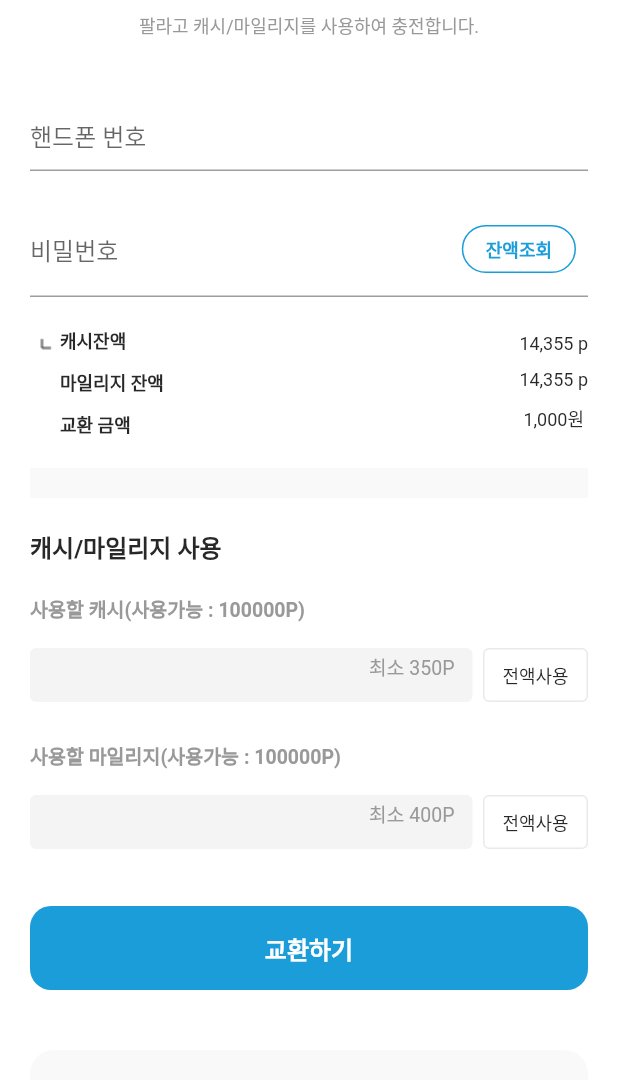
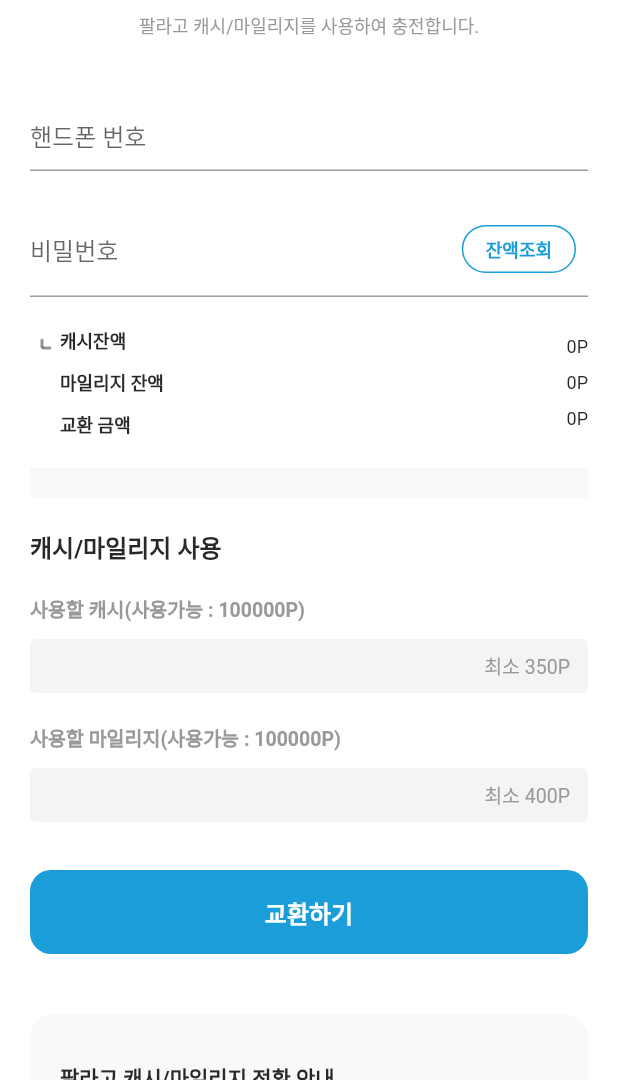
Before and after one commit to dodamtanguri/palrago_ui, a Flutter app: the screen it shows after launch, on a phone screen of 412 x 824 dp, the part 156-1236 px from its top. Run offline on Flutter 3.47's test engine with Material 2 defaults, Android fonts, the phone set to English and light mode, and no system bars; our stand-ins replace flutter_hooks.

Commit message:
마일리지/캐시/교환금액 기능 추가

```diff
--- a/lib/feature/py1002/py_1002_screen.dart
+++ b/lib/feature/py1002/py_1002_screen.dart
@@ -1,3 +1,6 @@
+import 'dart:ffi';
+import 'dart:ui' as ui;
+
 import 'package:flutter/material.dart';
 import 'package:flutter_hooks/flutter_hooks.dart';
 import 'package:palrago_ui/ui/styles/colors.dart';
@@ -5,16 +8,22 @@ import 'package:palrago_ui/ui/styles/margins.dart';
 import 'package:palrago_ui/ui/styles/sizes.dart';
 import 'package:palrago_ui/ui/styles/styles.dart';
 
-class Py1002Screen extends StatefulWidget {
-  const Py1002Screen({super.key});
+class Parameter {
+  final int cash;
+  final int milage;
+  final int exchange;
+
+  Parameter({required this.cash, required this.milage, required this.exchange});
+}
+
+class Py1002ScreenWidget extends HookWidget {
+  const Py1002ScreenWidget({super.key});
 
   @override
-  State<Py1002Screen> createState() => _Py1002ScreenState();
-}
+  Widget build(BuildContext context) {
+    final milageCash =
+        useState<Parameter>(Parameter(cash: 0, milage: 0, exchange: 0));
 
-class _Py1002ScreenState extends State<Py1002Screen> {
-  @override
-  Widget build(BuildContext context) {
     return Scaffold(
       body: Padding(
         padding: const EdgeInsets.symmetric(horizontal: 20.0),
@@ -50,12 +59,13 @@ class _Py1002ScreenState extends State<Py1002Screen> {
                 PlgMargins.v40,
                 CheckBalancePointWidget(
                   buttonText: '잔액조회',
-                  onPasswordChange: (password) => print('password : $password'),
-                  onPhoneNumberChange: (phoneNumber) =>
-                      print('핸드폰 번호 : $phoneNumber'),
+                  onClickBalanceCheck: (phoneNumber, passwrod) {
+                    milageCash.value =
+                        Parameter(cash: 100, milage: 200, exchange: 300);
+                  },
                 ),
                 PlgMargins.v20,
-                const BalanceWideget(),
+                BalanceWideget(parameter: milageCash.value),
                 PlgMargins.v20,
                 Container(
                   width: MediaQuery.of(context).size.width,
@@ -162,8 +172,9 @@ class _Py1002ScreenState extends State<Py1002Screen> {
 class BalanceWideget extends StatelessWidget {
   const BalanceWideget({
     super.key,
+    required this.parameter,
   });
-
+  final Parameter parameter;
   @override
   Widget build(BuildContext context) {
     return Row(
@@ -199,20 +210,20 @@ class BalanceWideget extends StatelessWidget {
           ),
         ),
         PlgMargins.v10,
-        const Column(
+        Column(
           children: [
             Text(
-              '14,355 p',
+              '${parameter.cash}P',
               style: PlgStyles.captionBlack2_ff282828_12,
             ),
             PlgMargins.v10,
             Text(
-              '14,355 p',
+              '${parameter.milage}P',
               style: PlgStyles.captionBlack2_ff282828_12,
             ),
             PlgMargins.v10,
             Text(
-              '1,000원',
+              '${parameter.exchange}P',
               style: PlgStyles.captionBlack2_ff282828_12,
             ),
           ],
@@ -225,14 +236,12 @@ class BalanceWideget extends StatelessWidget {
 class CheckBalancePointWidget extends HookWidget {
   const CheckBalancePointWidget({
     required this.buttonText,
-    required this.onPhoneNumberChange,
-    required this.onPasswordChange,
+    required this.onClickBalanceCheck,
     super.key,
   });
 
   final String buttonText;
-  final void Function(String phoneNumber) onPhoneNumberChange;
-  final void Function(String password) onPasswordChange;
+  final void Function(String phoneNumber, String passwrod) onClickBalanceCheck;
 
   @override
   Widget build(BuildContext context) {
@@ -240,14 +249,6 @@ class CheckBalancePointWidget extends HookWidget {
     final passwordController = useTextEditingController();
     final phoneUpdate = useValueListenable(phoneController);
     final passwordUpdate = useValueListenable(passwordController);
-
-    useEffect(() {
-      print(' 핸드폰번호 : $phoneUpdate.phoneNumber');
-      print(' 비밀번호 : $passwordUpdate.password');
-      onPhoneNumberChange(phoneUpdate.text);
-      onPasswordChange(passwordUpdate.text);
-      return null;
-    }, [phoneUpdate.text, passwordUpdate.text]);
 
     return Column(
       children: [
@@ -275,7 +276,7 @@ class CheckBalancePointWidget extends HookWidget {
               margin: const EdgeInsets.all(8),
               child: OutlinedButton(
                 style: OutlinedButton.styleFrom(
-                  minimumSize: const Size(PlgSizes.wh70, PlgSizes.wh20),
+                  minimumSize: const ui.Size(PlgSizes.wh70, PlgSizes.wh20),
                   shape: RoundedRectangleBorder(
                     borderRadius: BorderRadius.circular(999),
                   ),
@@ -286,7 +287,9 @@ class CheckBalancePointWidget extends HookWidget {
                   "잔액조회",
                   style: PlgStyles.caption2Primary_ff1b9dd9_12,
                 ),
-                onPressed: () {},
+                onPressed: () {
+                  onClickBalanceCheck(phoneUpdate.text, passwordUpdate.text);
+                },
               ),
             ),
           ),
@@ -340,12 +343,13 @@ class UsePointWidget extends HookWidget {
         ),
         PlgMargins.v11,
         Row(
+          crossAxisAlignment: CrossAxisAlignment.center,
           children: [
             Expanded(
               child: SizedBox(
                 height: PlgSizes.wh36,
                 child: TextField(
-                  textAlignVertical: TextAlignVertical.center,
+                  textAlignVertical: TextAlignVertical.bottom,
                   controller: controller,
                   decoration: InputDecoration(
                       hintText: '최소 ${minPoint}P',
@@ -359,28 +363,28 @@ class UsePointWidget extends HookWidget {
                 ),
               ),
             ),
-            PlgMargins.h7,
-            OutlinedButton(
-              style: OutlinedButton.styleFrom(
-                padding: const EdgeInsets.symmetric(
-                    horizontal: PlgSizes.wh1, vertical: PlgSizes.wh1),
-                fixedSize: const Size(PlgSizes.wh70, PlgSizes.wh32),
-                shape: RoundedRectangleBorder(
-                  borderRadius: BorderRadius.circular(4),
-                ),
-                side:
-                    const BorderSide(width: 1, color: PlgColor.black1_1a282828),
-              ),
-              onPressed: () {},
-              child: const Padding(
-                padding: EdgeInsets.all(8.0),
-                child: Text(
-                  '전액사용',
-                  style: PlgStyles.captionBlack2_ff282828_12,
-                  textAlign: TextAlign.center,
-                ),
-              ),
-            ),
+            // PlgMargins.h7,
+            // OutlinedButton(
+            //   style: OutlinedButton.styleFrom(
+            //     padding: const EdgeInsets.symmetric(
+            //         horizontal: PlgSizes.wh1, vertical: PlgSizes.wh1),
+            //     fixedSize: const Size(PlgSizes.wh70, PlgSizes.wh70),
+            //     shape: RoundedRectangleBorder(
+            //       borderRadius: BorderRadius.circular(4),
+            //     ),
+            //     side:
+            //         const BorderSide(width: 1, color: PlgColor.black1_1a282828),
+            //   ),
+            //   onPressed: () {},
+            //   child: const Padding(
+            //     padding: EdgeInsets.all(8.0),
+            //     child: Text(
+            //       '전액사용',
+            //       style: PlgStyles.captionBlack2_ff282828_12,
+            //       textAlign: TextAlign.center,
+            //     ),
+            //   ),
+            // ),
           ],
         ),
       ],
--- a/lib/main.dart
+++ b/lib/main.dart
@@ -21,7 +21,7 @@ class PalragoUI extends StatelessWidget {
           backgroundColor: PlgColor.white_ffffffff,
         ),
       ),
-      home: const Py1002Screen(),
+      home: const Py1002ScreenWidget(),
     );
   }
 }
```
